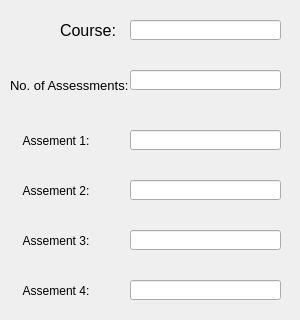
The window that gui.ui (eli-nova-222/Project2) describes before a commit, drawn with Qt 5; both pictures show x 0 to 300 and y 0 to 320 of the 300 by 700 pixel window.
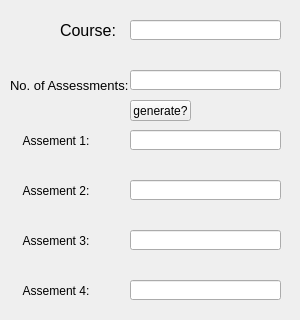
The same window after the commit.

Commit message: logic setup

Patch:
```diff
--- a/gui.ui
+++ b/gui.ui
@@ -306,6 +306,19 @@
      </rect>
     </property>
    </widget>
+   <widget class="QPushButton" name="button_generate">
+    <property name="geometry">
+     <rect>
+      <x>130</x>
+      <y>100</y>
+      <width>61</width>
+      <height>21</height>
+     </rect>
+    </property>
+    <property name="text">
+     <string>generate?</string>
+    </property>
+   </widget>
   </widget>
   <widget class="QMenuBar" name="menubar">
    <property name="geometry">
```
The commit also changes 2 other files.
